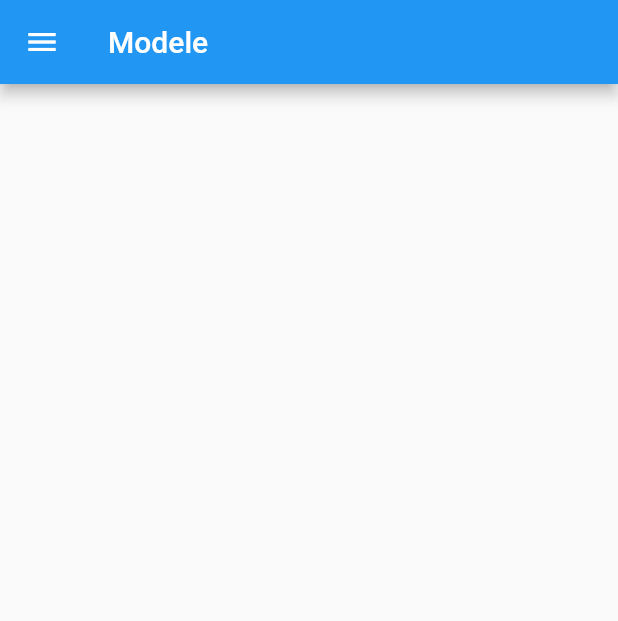
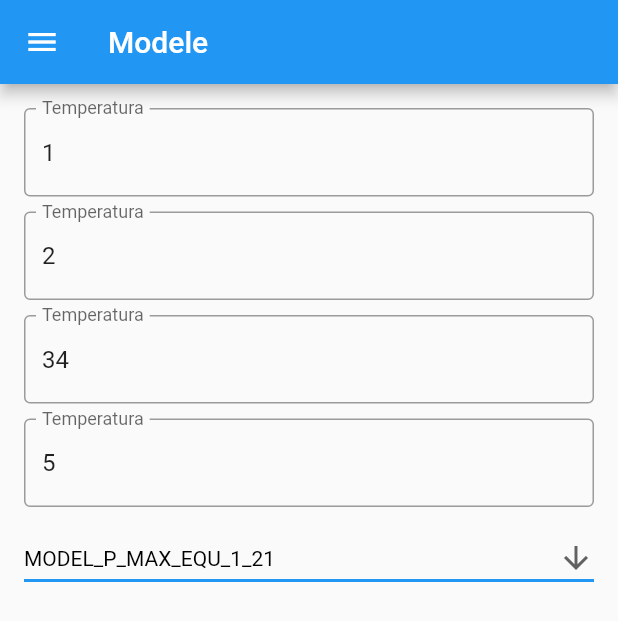
Before and after one commit to panekkk/panel-forecast, a Flutter app: the screen it shows after launch, in the side drawer, after a tap on "Modele", on a phone screen of 412 x 824 dp. Shown: the top 621 px of the screen. Run offline on Flutter 3.47's test engine with Material 2 defaults, Android fonts, the phone set to English and light mode, and no system bars.

Commit message:
Added screen for models

```diff
--- a/lib/models/model_parameters/nmf_model_parameters.dart
+++ b/lib/models/model_parameters/nmf_model_parameters.dart
@@ -1,5 +1,6 @@
+import 'package:provider/provider.dart';
 class NMFModelParameters {
-  double n1;
+  double _n1;
   double n2;
   double n3;
   double n4;
@@ -9,7 +10,7 @@ class NMFModelParameters {
   double n8;
   double n9;
   NMFModelParameters(
-    this.n1,
+    this._n1,
     this.n2,
     this.n3,
     this.n4,
--- a/lib/screens/models_screen.dart
+++ b/lib/screens/models_screen.dart
@@ -1,6 +1,8 @@
 import 'package:flutter/material.dart';
+import 'package:flutter/services.dart';
 import 'package:panel_forecast/widgets/navigation_drawer.dart';
 import 'package:panel_forecast/models/model_parameters/nmf_model_parameters.dart';
+
 class ModelsScreen extends StatefulWidget {
   const ModelsScreen({Key? key}) : super(key: key);
 
@@ -10,9 +12,71 @@ class ModelsScreen extends StatefulWidget {
 
 class _ModelsScreenState extends State<ModelsScreen> {
   NMFModelParameters nmfModel = NMFModelParameters(1, 1, 1, 1, 1, 1, 1, 1, 1);
+  final formKey = GlobalKey<FormState>();
+  List modelList = ['MODEL1', 'MODEL2', 'MODEL2'];
+  List lista = [1, 2, 34, 5];
+  String _model = 'MODEL_P_MAX_EQU_1_21';
   @override
   Widget build(BuildContext context) => Scaffold(
         appBar: AppBar(title: const Text('Modele')),
         drawer: const NavigationDrawer(),
+        body: Form(
+          key: formKey,
+          child: Padding(
+            padding: const EdgeInsets.all(16.0),
+            child: Column(
+              children: <Widget>[
+                for (var item in lista)
+                  Column(
+                    children: [buildTemperature(item), const SizedBox(height: 10,)],
+                  ),
+                  buildDropdownModelList()
+              ],
+            ),
+          ),
+        ),
+      );
+
+  Widget buildTemperature(int initValue) => TextFormField(
+        initialValue: initValue.toString(),
+        decoration: const InputDecoration(
+          labelText: 'Temperatura',
+          border: OutlineInputBorder(),
+        ),
+        keyboardType: TextInputType.number,
+        inputFormatters: [
+          FilteringTextInputFormatter.allow(RegExp(r'[0-9]+[,.]{0,1}[0-9]*'))
+        ],
+        validator: (value) {
+          if (double.tryParse(value.toString()) == null) {
+            return 'Wprowadź poprawną wartość';
+          } else {
+            return null;
+          }
+        },
+      );
+  Widget buildDropdownModelList() => DropdownButton<String>(
+        value: _model,
+        icon: const Icon(Icons.arrow_downward),
+        isExpanded: true,
+        elevation: 16,
+        hint: const Text('Wybierz model'),
+        style: const TextStyle(color: Colors.black),
+        underline: Container(
+          height: 2,
+          color: Colors.blue,
+        ),
+        onChanged: (String? newValue) {
+          setState(() {
+            _model = newValue!;
+          });
+        },
+        items: <String>['MODEL_P_MAX_EQU_1_21','MODEL_P_MAX_EQU_1_24','MODEL_P_MAX_EQU_2_24']
+            .map<DropdownMenuItem<String>>((String value) {
+          return DropdownMenuItem<String>(
+            value: value,
+            child: Text(value),
+          );
+        }).toList(),
       );
 }
```
